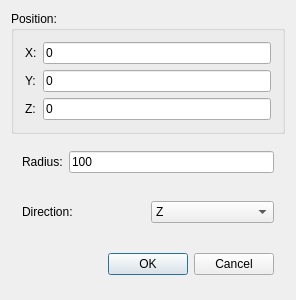
Above: src/Mod/Part/Gui/DlgPartCylinder.ui from berndhahnebach/All_FreeCAD before the change. Below: the same form after it.
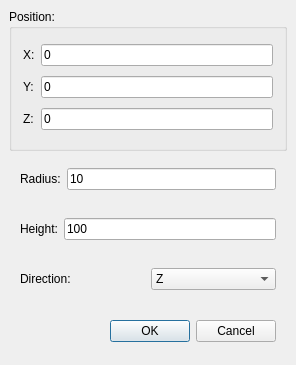
That is the form after the change.

```diff
--- a/src/Mod/Part/Gui/DlgPartCylinder.ui
+++ b/src/Mod/Part/Gui/DlgPartCylinder.ui
@@ -9,20 +9,119 @@
     <x>0</x>
     <y>0</y>
     <width>296</width>
-    <height>209</height>
+    <height>365</height>
    </rect>
   </property>
   <property name="windowTitle" >
    <string>Box definition</string>
   </property>
-  <layout class="QVBoxLayout" >
+  <layout class="QGridLayout" >
    <property name="margin" >
-    <number>11</number>
+    <number>9</number>
    </property>
    <property name="spacing" >
     <number>6</number>
    </property>
-   <item>
+   <item row="1" column="0" >
+    <layout class="QHBoxLayout" >
+     <property name="margin" >
+      <number>11</number>
+     </property>
+     <property name="spacing" >
+      <number>6</number>
+     </property>
+     <item>
+      <widget class="QLabel" name="TextLabel1_2" >
+       <property name="text" >
+        <string>Radius:</string>
+       </property>
+      </widget>
+     </item>
+     <item>
+      <widget class="QLineEdit" name="Radius" >
+       <property name="text" >
+        <string>10</string>
+       </property>
+      </widget>
+     </item>
+    </layout>
+   </item>
+   <item row="2" column="0" >
+    <layout class="QHBoxLayout" >
+     <property name="margin" >
+      <number>11</number>
+     </property>
+     <property name="spacing" >
+      <number>6</number>
+     </property>
+     <item>
+      <widget class="QLabel" name="label" >
+       <property name="text" >
+        <string>Height:</string>
+       </property>
+      </widget>
+     </item>
+     <item>
+      <widget class="QLineEdit" name="Height" >
+       <property name="text" >
+        <string>100</string>
+       </property>
+      </widget>
+     </item>
+    </layout>
+   </item>
+   <item row="3" column="0" >
+    <layout class="QHBoxLayout" >
+     <property name="margin" >
+      <number>11</number>
+     </property>
+     <property name="spacing" >
+      <number>6</number>
+     </property>
+     <item>
+      <widget class="QLabel" name="TextLabel1_3" >
+       <property name="text" >
+        <string>Direction:</string>
+       </property>
+      </widget>
+     </item>
+     <item>
+      <widget class="QComboBox" name="comboBox" >
+       <item>
+        <property name="text" >
+         <string>Z</string>
+        </property>
+       </item>
+       <item>
+        <property name="text" >
+         <string>Y</string>
+        </property>
+       </item>
+       <item>
+        <property name="text" >
+         <string>X</string>
+        </property>
+       </item>
+       <item>
+        <property name="text" >
+         <string>-Z</string>
+        </property>
+       </item>
+       <item>
+        <property name="text" >
+         <string>-Y</string>
+        </property>
+       </item>
+       <item>
+        <property name="text" >
+         <string>-X</string>
+        </property>
+       </item>
+      </widget>
+     </item>
+    </layout>
+   </item>
+   <item row="0" column="0" >
     <widget class="QGroupBox" name="GroupBox5" >
      <property name="title" >
       <string>Position:</string>
@@ -79,82 +178,7 @@
      </layout>
     </widget>
    </item>
-   <item>
-    <layout class="QHBoxLayout" >
-     <property name="margin" >
-      <number>11</number>
-     </property>
-     <property name="spacing" >
-      <number>6</number>
-     </property>
-     <item>
-      <widget class="QLabel" name="TextLabel1_2" >
-       <property name="text" >
-        <string>Radius:</string>
-       </property>
-      </widget>
-     </item>
-     <item>
-      <widget class="QLineEdit" name="Radius" >
-       <property name="text" >
-        <string>100</string>
-       </property>
-      </widget>
-     </item>
-    </layout>
-   </item>
-   <item>
-    <layout class="QHBoxLayout" >
-     <property name="margin" >
-      <number>11</number>
-     </property>
-     <property name="spacing" >
-      <number>6</number>
-     </property>
-     <item>
-      <widget class="QLabel" name="TextLabel1_3" >
-       <property name="text" >
-        <string>Direction:</string>
-       </property>
-      </widget>
-     </item>
-     <item>
-      <widget class="QComboBox" name="comboBox" >
-       <item>
-        <property name="text" >
-         <string>Z</string>
-        </property>
-       </item>
-       <item>
-        <property name="text" >
-         <string>Y</string>
-        </property>
-       </item>
-       <item>
-        <property name="text" >
-         <string>X</string>
-        </property>
-       </item>
-       <item>
-        <property name="text" >
-         <string>-Z</string>
-        </property>
-       </item>
-       <item>
-        <property name="text" >
-         <string>-Y</string>
-        </property>
-       </item>
-       <item>
-        <property name="text" >
-         <string>-X</string>
-        </property>
-       </item>
-      </widget>
-     </item>
-    </layout>
-   </item>
-   <item>
+   <item row="4" column="0" >
     <layout class="QHBoxLayout" >
      <property name="margin" >
       <number>11</number>
```
Left out of the diff: 4 changed lines with no effect on the pictures.
